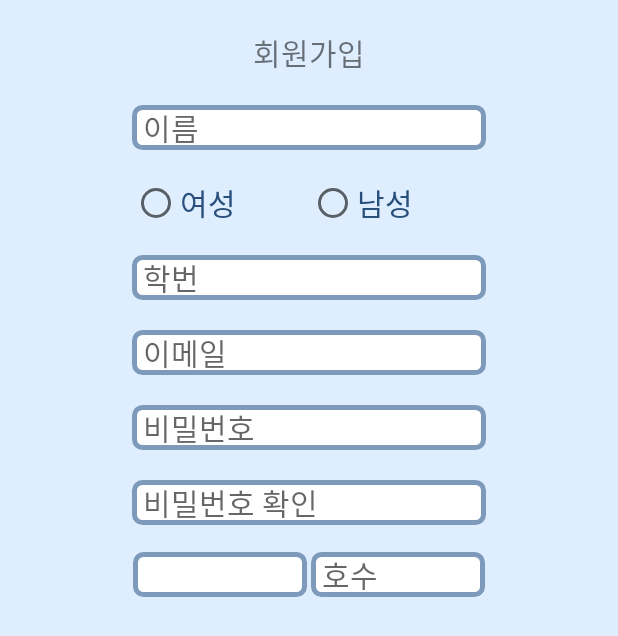
After one commit to yxxniverse/mobileAppProject, an Android app: the JoinActivity screen opened directly, with no data from a screen before it, on a phone screen of 412 x 824 dp. The commit adds this screen. Shown: the top 636 px of the screen. Run offline under Robolectric (Android 15) with nearby library versions, the phone set to English and light mode, and no system bars; our stand-ins replace Firebase (no records; nobody signed in at launch, a user with empty details on screens opened directly).

Commit message:
join page

```diff
--- a/app/build.gradle
+++ b/app/build.gradle
@@ -43,8 +43,13 @@ dependencies {
     implementation 'androidx.constraintlayout:constraintlayout:2.1.1'
     implementation 'com.google.firebase:firebase-database:19.2.1'
     implementation 'com.prolificinteractive:material-calendarview:1.4.3'
+    implementation 'com.google.firebase:firebase-auth:21.0.1'
+    implementation 'com.google.firebase:firebase-storage:20.0.0'
+    implementation 'com.google.firebase:firebase-common-ktx:20.0.0'
+    implementation 'com.google.firebase:firebase-auth-ktx'
     testImplementation 'junit:junit:4.+'
     implementation 'com.sothree.slidinguppanel:library:3.4.0'
+    implementation platform('com.google.firebase:firebase-bom:28.4.1')
     androidTestImplementation 'androidx.test.ext:junit:1.1.3'
     androidTestImplementation 'androidx.test.espresso:espresso-core:3.4.0'
 
--- a/app/src/main/AndroidManifest.xml
+++ b/app/src/main/AndroidManifest.xml
@@ -1,5 +1,6 @@
 <?xml version="1.0" encoding="utf-8"?>
 <manifest xmlns:android="http://schemas.android.com/apk/res/android"
+    xmlns:tools="http://schemas.android.com/tools"
     package="com.example.test">
 
     <application
@@ -14,11 +15,11 @@
             android:exported="true">
             <intent-filter>
                 <action android:name="android.intent.action.MAIN" />
-
                 <category android:name="android.intent.category.LAUNCHER" />
             </intent-filter>
         </activity>
         <activity android:name=".LoginActivity" android:label="로그인 액티비티" />
+        <activity android:name=".JoinActivity" android:label="회원가입 액티비티"/>
     </application>
-
+    <uses-permission android:name="android.permission.INTERNET" />
 </manifest>
--- /dev/null
+++ b/app/src/main/java/com/example/test/JoinActivity.kt
@@ -0,0 +1,41 @@
+package com.example.test
+
+import android.os.Bundle
+import android.widget.Toast
+import androidx.appcompat.app.AppCompatActivity
+import com.google.firebase.auth.FirebaseAuth
+import com.google.firebase.auth.ktx.auth
+import com.google.firebase.ktx.Firebase
+
+class JoinActivity : AppCompatActivity() {
+
+    private lateinit var auth: FirebaseAuth
+
+    override fun onCreate(savedInstanceState: Bundle?) {
+        super.onCreate(savedInstanceState)
+        setContentView(R.layout.activity_join)
+
+        auth = Firebase.auth
+
+    }
+
+    private fun createAccount(email:String, password:String){
+        if (email.isNotEmpty() && password.isNotEmpty()){
+            auth?.createUserWithEmailAndPassword(email, password)
+                ?.addOnCompleteListener(this){ task->
+                    if(task.isSuccessful){
+                        Toast.makeText(
+                            this,"계정 생성 완료",
+                            Toast.LENGTH_SHORT
+                        ).show()
+                        finish()
+                    } else {
+                        Toast.makeText(
+                            this, "계정 생성 실패",
+                            Toast.LENGTH_SHORT
+                        ).show()
+                    }
+                }
+        }
+    }
+}
--- a/app/src/main/java/com/example/test/MainActivity.kt
+++ b/app/src/main/java/com/example/test/MainActivity.kt
@@ -11,14 +11,20 @@ class MainActivity : AppCompatActivity() {
     lateinit var editId : EditText;
     lateinit var userId : String;
     lateinit var loginBtn : Button;
+    lateinit var joinBtn : Button;
     override fun onCreate(savedInstanceState: Bundle?) {
         super.onCreate(savedInstanceState)
         setContentView(R.layout.activity_login)
 
         loginBtn = findViewById<Button>(R.id.login_btn)
         loginBtn.setOnClickListener {
-            var intent = Intent(this, LoginActivity::class.java)
-            startActivity(intent)
+            var loginIntent = Intent(this, LoginActivity::class.java)
+            startActivity(loginIntent)
+        }
+        joinBtn = findViewById<Button>(R.id.join_btn)
+        joinBtn.setOnClickListener {
+                var joinIntent = Intent(this, JoinActivity::class.java)
+                startActivity(joinIntent)
         }
 
     }
--- a/app/src/main/res/font/font.xml
+++ b/app/src/main/res/font/font.xml
@@ -4,4 +4,8 @@
         android:fontStyle = "normal"
         android:fontWeight = "400"
         android:font = "@font/neodgm"/>
+    <font
+        android:fontStyle="normal"
+        android:fontWeight="200"
+        android:font="@font/sleigothic"/>
 </font-family>
--- /dev/null
+++ b/app/src/main/res/layout/activity_join.xml
@@ -0,0 +1,198 @@
+<?xml version="1.0" encoding="utf-8"?>
+<androidx.constraintlayout.widget.ConstraintLayout xmlns:android="http://schemas.android.com/apk/res/android"
+    xmlns:tools="http://schemas.android.com/tools"
+    android:layout_width="match_parent"
+    android:layout_height="match_parent"
+    xmlns:app="http://schemas.android.com/apk/res-auto"
+    android:background="@color/theme_blue">
+
+    <TextView
+        android:id="@+id/join_textView"
+        android:layout_width="wrap_content"
+        android:layout_height="wrap_content"
+        android:background="@color/theme_blue"
+        android:layout_marginTop="20dp"
+        android:layout_alignParentLeft="true"
+        android:layout_alignParentTop="true"
+        android:text="회원가입"
+        android:fontFamily="@font/neodgm"
+        android:textSize="20dp"
+        app:layout_constraintTop_toTopOf="parent"
+        app:layout_constraintEnd_toEndOf="parent"
+        app:layout_constraintStart_toStartOf="parent"/>
+
+    <EditText
+        android:id="@+id/join_name"
+        android:layout_width="236dp"
+        android:layout_height="30dp"
+        android:background="@drawable/frame_calendar"
+        android:layout_marginTop="50dp"
+        android:layout_alignParentLeft="true"
+        android:layout_alignParentTop="true"
+        android:hint="이름"
+        android:fontFamily="@font/sleigothic"
+        android:textSize="20dp"
+        android:inputType="textPersonName"
+        android:paddingLeft="7dp"
+        app:layout_constraintTop_toTopOf="@id/join_textView"
+        app:layout_constraintEnd_toEndOf="parent"
+        app:layout_constraintStart_toStartOf="parent"
+        tools:ignore="MissingConstraints" />
+
+    <RadioGroup
+        android:id="@+id/join_gender"
+        android:layout_width="236dp"
+        android:layout_height="30dp"
+        android:layout_marginTop="20dp"
+        android:fontFamily="@font/neodgm"
+        android:orientation="horizontal"
+        android:text="성별"
+        android:textSize="20dp"
+        app:layout_constraintEnd_toEndOf="parent"
+        app:layout_constraintStart_toStartOf="parent"
+        app:layout_constraintTop_toBottomOf="@+id/join_name"
+        tools:ignore="MissingConstraints">
+
+        <RadioButton
+            android:id="@+id/join_female"
+            android:layout_width="118dp"
+            android:layout_height="30dp"
+            android:layout_alignParentLeft="true"
+            android:layout_alignParentTop="true"
+            android:background="@color/theme_blue"
+            android:text="여성"
+            android:fontFamily="@font/sleigothic"
+            android:textColor="@color/theme_blue3"
+            android:textSize="20dp"
+            app:layout_constraintEnd_toEndOf="parent"
+            app:layout_constraintStart_toStartOf="parent"
+            app:layout_constraintTop_toTopOf="@id/join_gender"
+            tools:ignore="MissingConstraints" />
+
+        <RadioButton
+            android:id="@+id/join_male"
+            android:layout_width="118dp"
+            android:layout_height="30dp"
+            android:layout_alignParentLeft="true"
+            android:layout_alignParentTop="true"
+            android:background="@color/theme_blue"
+            android:text="남성"
+            android:fontFamily="@font/sleigothic"
+            android:textColor="@color/theme_blue3"
+            android:textSize="20dp"
+            app:layout_constraintEnd_toEndOf="parent"
+            app:layout_constraintStart_toStartOf="parent"
+            app:layout_constraintTop_toTopOf="@id/join_gender"
+            tools:ignore="MissingConstraints" />
+    </RadioGroup>
+
+    <EditText
+        android:id="@+id/join_id"
+        android:layout_width="236dp"
+        android:layout_height="30dp"
+        android:background="@drawable/frame_calendar"
+        android:layout_marginTop="50dp"
+        android:layout_alignParentLeft="true"
+        android:layout_alignParentTop="true"
+        android:hint="학번"
+        android:fontFamily="@font/sleigothic"
+        android:textSize="20dp"
+        android:inputType="numberDecimal"
+        android:paddingLeft="7dp"
+        app:layout_constraintTop_toTopOf="@id/join_gender"
+        app:layout_constraintEnd_toEndOf="parent"
+        app:layout_constraintStart_toStartOf="parent"
+        tools:ignore="MissingConstraints" />
+
+    <EditText
+        android:id="@+id/join_email"
+        android:layout_width="236dp"
+        android:layout_height="30dp"
+        android:background="@drawable/frame_calendar"
+        android:layout_marginTop="50dp"
+        android:layout_alignParentLeft="true"
+        android:layout_alignParentTop="true"
+        android:hint="이메일"
+        android:fontFamily="@font/sleigothic"
+        android:textSize="20dp"
+        android:inputType="textEmailAddress"
+        android:paddingLeft="7dp"
+        app:layout_constraintTop_toTopOf="@id/join_id"
+        app:layout_constraintEnd_toEndOf="parent"
+        app:layout_constraintStart_toStartOf="parent"
+        tools:ignore="MissingConstraints" />
+
+    <EditText
+        android:id="@+id/join_pwd"
+        android:layout_width="236dp"
+        android:layout_height="30dp"
+        android:background="@drawable/frame_calendar"
+        android:layout_marginTop="50dp"
+        android:layout_alignParentLeft="true"
+        android:layout_alignParentTop="true"
+        android:hint="비밀번호"
+        android:fontFamily="@font/sleigothic"
+        android:textSize="20dp"
+        android:inputType="textPassword"
+        android:paddingLeft="7dp"
+        app:layout_constraintTop_toTopOf="@id/join_email"
+        app:layout_constraintEnd_toEndOf="parent"
+        app:layout_constraintStart_toStartOf="parent"
+        tools:ignore="MissingConstraints" />
+
+    <EditText
+        android:id="@+id/join_pwd_chk"
+        android:layout_width="236dp"
+        android:layout_height="30dp"
+        android:background="@drawable/frame_calendar"
+        android:layout_marginTop="50dp"
+        android:layout_alignParentLeft="true"
+        android:layout_alignParentTop="true"
+        android:hint="비밀번호 확인"
+        android:fontFamily="@font/sleigothic"
+        android:textSize="20dp"
+        android:inputType="textPassword"
+        android:paddingLeft="7dp"
+        app:layout_constraintTop_toTopOf="@id/join_pwd"
+        app:layout_constraintEnd_toEndOf="parent"
+        app:layout_constraintStart_toStartOf="parent"
+        tools:ignore="MissingConstraints" />
+
+    <Spinner
+        android:id="@+id/join_dorm"
+        android:layout_width="116dp"
+        android:layout_height="30dp"
+        android:layout_alignParentLeft="true"
+        android:layout_alignParentTop="true"
+        android:layout_centerHorizontal="true"
+        android:layout_marginTop="48dp"
+        android:background="@drawable/frame_calendar"
+        android:fontFamily="@font/sleigothic"
+        android:spinnerMode="dialog"
+        android:textSize="20dp"
+        app:layout_constraintEnd_toEndOf="parent"
+        app:layout_constraintHorizontal_bias="0.3"
+        app:layout_constraintStart_toStartOf="parent"
+        app:layout_constraintTop_toTopOf="@id/join_pwd_chk"
+        tools:ignore="MissingConstraints" />
+
+    <androidx.appcompat.widget.AppCompatEditText
+        android:id="@+id/join_dorm2"
+        android:layout_width="116dp"
+        android:layout_height="30dp"
+        android:layout_alignParentLeft="true"
+        android:layout_alignParentTop="true"
+        android:layout_centerHorizontal="true"
+        android:layout_marginTop="48dp"
+        android:paddingLeft="7dp"
+        android:background="@drawable/frame_calendar"
+        android:fontFamily="@font/sleigothic"
+        android:hint="호수"
+        android:textSize="20dp"
+        app:layout_constraintEnd_toEndOf="parent"
+        app:layout_constraintHorizontal_bias="0.7"
+        app:layout_constraintStart_toStartOf="parent"
+        app:layout_constraintTop_toTopOf="@id/join_pwd_chk"
+        tools:ignore="MissingConstraints" />
+
+</androidx.constraintlayout.widget.ConstraintLayout>
--- a/app/src/main/res/layout/activity_login.xml
+++ b/app/src/main/res/layout/activity_login.xml
@@ -65,7 +65,7 @@
         />
 
     <Button
-        android:id="@+id/signUp_btn"
+        android:id="@+id/join_btn"
         android:layout_width="wrap_content"
         android:layout_height="wrap_content"
         android:layout_margin="20dp"
--- a/app/src/main/res/layout/calendar.xml
+++ b/app/src/main/res/layout/calendar.xml
@@ -6,10 +6,11 @@
     android:id="@+id/main_frame"
     android:layout_width="match_parent"
     android:layout_height="match_parent"
+    android:gravity="bottom"
     tools:context=".MainActivity"
-    android:gravity="bottom"
+    tools:ignore="MissingClass"
     app:umanoDragView="@id/slide_layout"
-    tools:ignore="MissingClass">
+    >
 
     <androidx.constraintlayout.widget.ConstraintLayout
         android:layout_width="match_parent"
--- /dev/null
+++ b/app/src/main/res/values/dorm_array.xml
@@ -0,0 +1,12 @@
+<?xml version="1.0" encoding="utf-8"?>
+<resources>
+    <string-array name="my_array">
+        <item>봉사관</item>
+        <item>성실관</item>
+        <item>향토관</item>
+        <item>누리관 그린돔</item>
+        <item>누리관 레드돔</item>
+        <item>첨성관 A동</item>
+        <item>첨성관 B동</item>
+    </string-array>
+</resources>
--- a/build.gradle
+++ b/build.gradle
@@ -7,7 +7,7 @@ buildscript {
     dependencies {
         classpath "com.android.tools.build:gradle:7.0.3"
         classpath "org.jetbrains.kotlin:kotlin-gradle-plugin:1.5.31"
-        classpath 'com.google.gms:google-services:4.3.3'
+        classpath 'com.google.gms:google-services:4.3.10'
 
         // NOTE: Do not place your application dependencies here; they belong
         // in the individual module build.gradle files
```
Also changed, not shown: app/src/main/java/com/example/test/LoginActivity.kt (+7 -1 lines), 1 other file.
